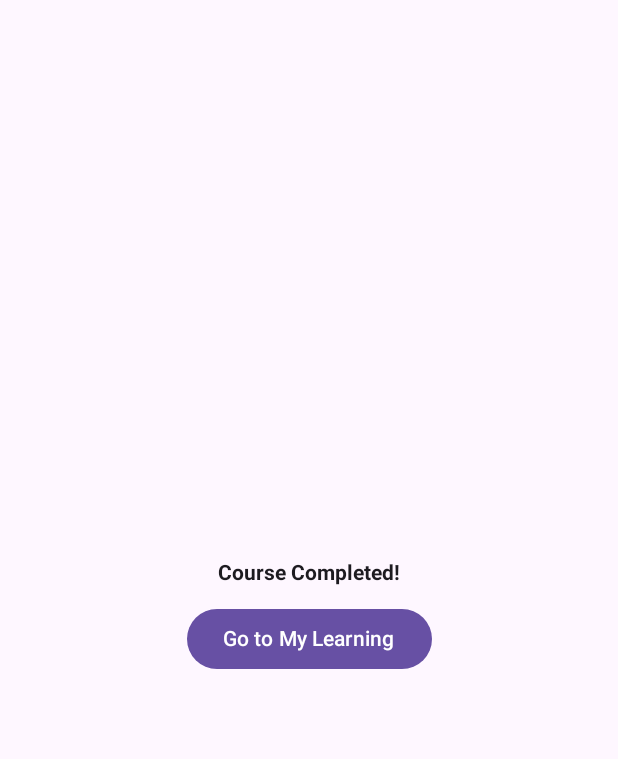
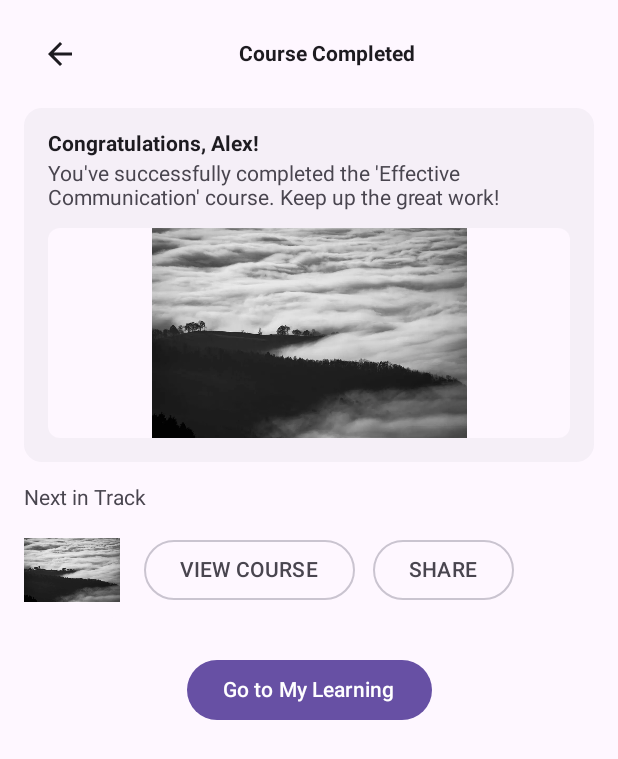
Before and after one commit to MalmiPerera/MADD_BEApp_English, an Android app built with Jetpack Compose: the CourseCompletedScreen screen opened through its navigation route, on a phone screen of 412 x 824 dp. Shown: the top 759 px of the screen. Run offline under Robolectric (Android 15) with nearby library versions, the phone set to English and light mode, and no system bars.

Commit message:
Replace vector placeholders with WebP images for visuals\n\n- business_woman.webp\n- home_placeholder.webp\n- profile_avatar_placeholder.webp

```diff
--- a/app/src/main/java/lk/madd/be_businessenglish/MainActivity.kt
+++ b/app/src/main/java/lk/madd/be_businessenglish/MainActivity.kt
@@ -117,7 +117,7 @@ fun AppNavHost(nav: NavHostController) {
 
         // Lesson and attachments
         composable(Routes.Lesson) { LessonScreen { nav.navigate(Routes.Attachments) } }
-        composable(Routes.Attachments) { AttachmentsScreen() }
+        composable(Routes.Attachments) { AttachmentsScreen(onBack = { nav.popBackStack() }) }
 
         // Quiz flow
         composable(Routes.QuizStart) { QuizStartScreen { nav.navigate(Routes.QuizQuestion) } }
@@ -134,7 +134,10 @@ fun AppNavHost(nav: NavHostController) {
                         launchSingleTop = true
                         restoreState = true
                     }
-                }
+                },
+                onBack = { nav.popBackStack() },
+                onViewCourse = { nav.navigate(Routes.CourseDetail) },
+                onShare = { /* TODO: Implement share sheet */ }
             )
         }
 
--- a/app/src/main/java/lk/madd/be_businessenglish/ui/Screens.kt
+++ b/app/src/main/java/lk/madd/be_businessenglish/ui/Screens.kt
@@ -18,7 +18,9 @@ import androidx.compose.ui.unit.dp
 import androidx.compose.ui.unit.sp
 import androidx.navigation.NavController
 import androidx.compose.material.icons.Icons
-import androidx.compose.material.icons.filled.ArrowBack
+import androidx.compose.material.icons.automirrored.filled.ArrowBack
+import androidx.compose.material.icons.filled.InsertDriveFile
+import androidx.compose.material.icons.outlined.CheckCircle
 import lk.madd.be_businessenglish.R
 import lk.madd.be_businessenglish.Routes
 
@@ -195,7 +197,7 @@ fun SignUpScreen(onBack: () -> Unit, onSignedUp: () -> Unit) {
             ) {
                 IconButton(onClick = onBack) {
                     Icon(
-                        imageVector = Icons.Filled.ArrowBack,
+                        imageVector = Icons.AutoMirrored.Filled.ArrowBack,
                         contentDescription = "Back"
                     )
                 }
@@ -336,7 +338,62 @@ fun HomeScreen(nav: NavController) {
         Button(onClick = { /* test */ }) { Text("Test Yourself") }
     }
 }
-@Composable fun AttachmentsScreen() { SimpleCenter("Attachments") }
+@Composable
+fun AttachmentsScreen(onBack: () -> Unit) {
+    val items = listOf(
+        "Slides.pdf" to R.drawable.home_placeholder,
+        "Worksheet.docx" to R.drawable.home_placeholder,
+        "Reference.txt" to R.drawable.home_placeholder,
+        "Notes.md" to R.drawable.home_placeholder
+    )
+
+    Column(Modifier.fillMaxSize()) {
+        // Top bar with back and centered title
+        Row(
+            modifier = Modifier
+                .fillMaxWidth()
+                .padding(horizontal = 16.dp, vertical = 12.dp),
+            verticalAlignment = Alignment.CenterVertically
+        ) {
+            IconButton(onClick = onBack) {
+                Icon(imageVector = Icons.AutoMirrored.Filled.ArrowBack, contentDescription = "Back")
+            }
+            Spacer(Modifier.weight(1f))
+            Text("Attachments", fontWeight = FontWeight.Bold)
+            Spacer(Modifier.weight(1f))
+            Spacer(Modifier.width(24.dp))
+        }
+
+        Divider()
+
+        // Attachment list
+        Column(Modifier.fillMaxWidth()) {
+            items.forEachIndexed { index, (label, _) ->
+                Row(
+                    modifier = Modifier
+                        .fillMaxWidth()
+                        .padding(horizontal = 16.dp, vertical = 14.dp),
+                    verticalAlignment = Alignment.CenterVertically
+                ) {
+                    Icon(
+                        imageVector = Icons.Filled.InsertDriveFile,
+                        contentDescription = null,
+                        tint = MaterialTheme.colorScheme.onSurfaceVariant
+                    )
+                    Spacer(Modifier.width(12.dp))
+                    Text(label, modifier = Modifier.weight(1f))
+                    Spacer(Modifier.width(12.dp))
+                    Icon(
+                        imageVector = Icons.Outlined.CheckCircle,
+                        contentDescription = "Downloaded",
+                        tint = MaterialTheme.colorScheme.onSurfaceVariant
+                    )
+                }
+                if (index < items.lastIndex) Divider()
+            }
+        }
+    }
+}
 @Composable fun TestScreen(onFinish: () -> Unit) {
     Column(Modifier.fillMaxSize().padding(16.dp)) {
         Text("Question 1/5: Which of the following is the best way to start a business meeting?")
@@ -436,10 +493,107 @@ fun QuizQuestionScreen(onComplete: () -> Unit) {
 }
 
 @Composable
-fun CourseCompletedScreen(onGoToMyLearning: () -> Unit) {
-    Column(Modifier.fillMaxSize(), horizontalAlignment = Alignment.CenterHorizontally, verticalArrangement = Arrangement.Center) {
-        Text("Course Completed!", fontWeight = FontWeight.Bold)
-        Spacer(Modifier.height(12.dp))
-        Button(onClick = onGoToMyLearning) { Text("Go to My Learning") }
+fun CourseCompletedScreen(
+    onGoToMyLearning: () -> Unit,
+    onBack: () -> Unit = {},
+    onViewCourse: () -> Unit = {},
+    onShare: () -> Unit = {}
+) {
+    Column(Modifier.fillMaxSize()) {
+        // Top bar
+        Row(
+            modifier = Modifier
+                .fillMaxWidth()
+                .padding(horizontal = 16.dp, vertical = 12.dp),
+            verticalAlignment = Alignment.CenterVertically
+        ) {
+            IconButton(onClick = onBack) {
+                Icon(
+                    imageVector = Icons.AutoMirrored.Filled.ArrowBack,
+                    contentDescription = "Back"
+                )
+            }
+            Spacer(Modifier.weight(1f))
+            Text("Course Completed", fontWeight = FontWeight.Bold)
+            Spacer(Modifier.weight(1f))
+            Spacer(Modifier.width(24.dp))
+        }
+
+        // Congratulation card
+        Card(
+            modifier = Modifier
+                .fillMaxWidth()
+                .padding(horizontal = 16.dp),
+            colors = CardDefaults.cardColors(
+                containerColor = MaterialTheme.colorScheme.surfaceVariant.copy(alpha = 0.4f)
+            ),
+            shape = RoundedCornerShape(12.dp)
+        ) {
+            Column(Modifier.fillMaxWidth().padding(16.dp)) {
+                Text("Congratulations, Alex!", fontWeight = FontWeight.Bold)
+                Spacer(Modifier.height(4.dp))
+                Text(
+                    "You've successfully completed the 'Effective Communication' course. Keep up the great work!",
+                    color = MaterialTheme.colorScheme.onSurfaceVariant
+                )
+                Spacer(Modifier.height(12.dp))
+                Surface(
+                    tonalElevation = 0.dp,
+                    shape = RoundedCornerShape(8.dp),
+                    color = MaterialTheme.colorScheme.surface
+                ) {
+                    Image(
+                        painter = painterResource(id = R.drawable.home_placeholder),
+                        contentDescription = null,
+                        modifier = Modifier
+                            .fillMaxWidth()
+                            .height(140.dp)
+                    )
+                }
+            }
+        }
+
+        Spacer(Modifier.height(16.dp))
+        // Next in Track label
+        Text(
+            "Next in Track",
+            modifier = Modifier.padding(horizontal = 16.dp),
+            color = MaterialTheme.colorScheme.onSurfaceVariant
+        )
+
+        Spacer(Modifier.height(8.dp))
+        // Thumbnail + Buttons row
+        Row(
+            modifier = Modifier
+                .fillMaxWidth()
+                .padding(horizontal = 16.dp),
+            verticalAlignment = Alignment.CenterVertically
+        ) {
+            Surface(
+                tonalElevation = 0.dp,
+                shape = RoundedCornerShape(6.dp),
+                color = MaterialTheme.colorScheme.surface
+            ) {
+                Image(
+                    painter = painterResource(id = R.drawable.home_placeholder),
+                    contentDescription = null,
+                    modifier = Modifier.size(64.dp)
+                )
+            }
+            Spacer(Modifier.width(16.dp))
+            OutlinedButton(onClick = onViewCourse) { Text("VIEW COURSE") }
+            Spacer(Modifier.width(12.dp))
+            OutlinedButton(onClick = onShare) { Text("SHARE") }
+        }
+
+        Spacer(Modifier.height(24.dp))
+
+        // Primary CTA back to My Learning
+        Row(
+            modifier = Modifier.fillMaxWidth().padding(horizontal = 16.dp),
+            horizontalArrangement = Arrangement.Center
+        ) {
+            Button(onClick = onGoToMyLearning) { Text("Go to My Learning") }
+        }
     }
 }
--- a/app/src/main/res/drawable/business_woman.xml
+++ /dev/null
@@ -1,28 +0,0 @@
-<?xml version="1.0" encoding="utf-8"?>
-<vector xmlns:android="http://schemas.android.com/apk/res/android"
-    android:width="200dp"
-    android:height="300dp"
-    android:viewportWidth="200"
-    android:viewportHeight="300">
-
-    <!-- Background -->
-    <path
-        android:fillColor="#8B0000"
-        android:pathData="M0,0 L200,0 L200,300 L0,300 Z" />
-
-    <!-- Business suit silhouette -->
-    <path
-        android:fillColor="#A52A2A"
-        android:pathData="M60,80 Q100,70 140,80 L140,250 Q100,260 60,250 Z" />
-
-    <!-- Face area (circle as path) -->
-    <path
-        android:fillColor="#FDBCB4"
-        android:pathData="M100,35 a25,25 0 1,0 0,50 a25,25 0 1,0 0,-50" />
-
-    <!-- Hair -->
-    <path
-        android:fillColor="#D4AF37"
-        android:pathData="M75,40 Q100,30 125,40 Q130,50 125,60 Q100,50 75,60 Q70,50 75,40 Z" />
-
-</vector>
```
Also changed, not shown: app/src/main/res/drawable/home_placeholder.xml (deleted, +0 -11 lines), app/src/main/res/drawable/profile_avatar_placeholder.xml (deleted, +0 -12 lines), app/src/main/res/drawable-nodpi/business_woman.webp (added), app/src/main/res/drawable-nodpi/home_placeholder.webp (added), app/src/main/res/drawable-nodpi/profile_avatar_placeholder.webp (added).
